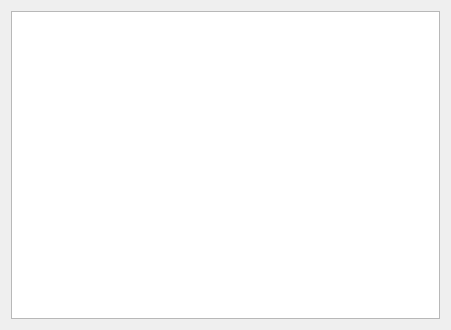
AlfredYin/LocalMonitoring, file View/05_Draw/dialog_deivcesensorstate.ui: the form before one commit.
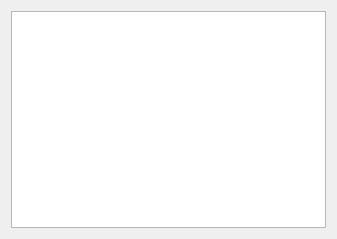
The form after the commit.

Patch:
```diff
--- a/View/05_Draw/dialog_deivcesensorstate.ui
+++ b/View/05_Draw/dialog_deivcesensorstate.ui
@@ -6,8 +6,8 @@
    <rect>
     <x>0</x>
     <y>0</y>
-    <width>451</width>
-    <height>330</height>
+    <width>337</width>
+    <height>239</height>
    </rect>
   </property>
   <property name="windowTitle">
```
